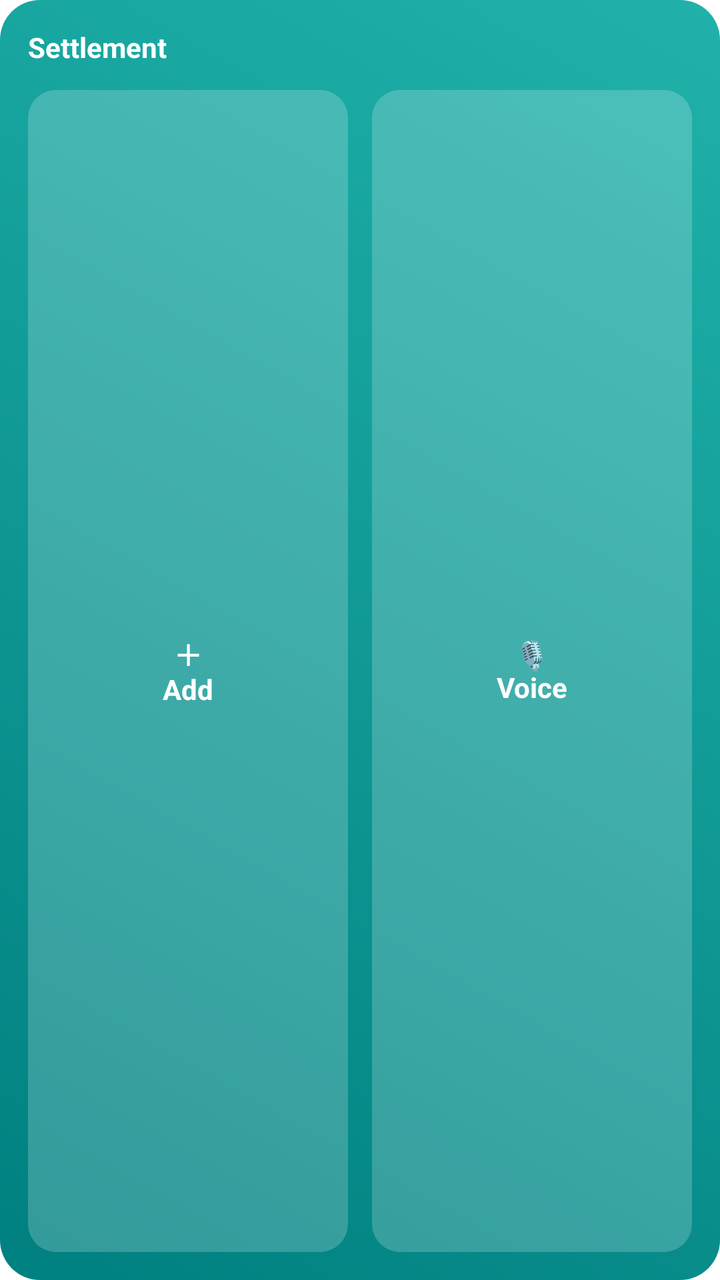
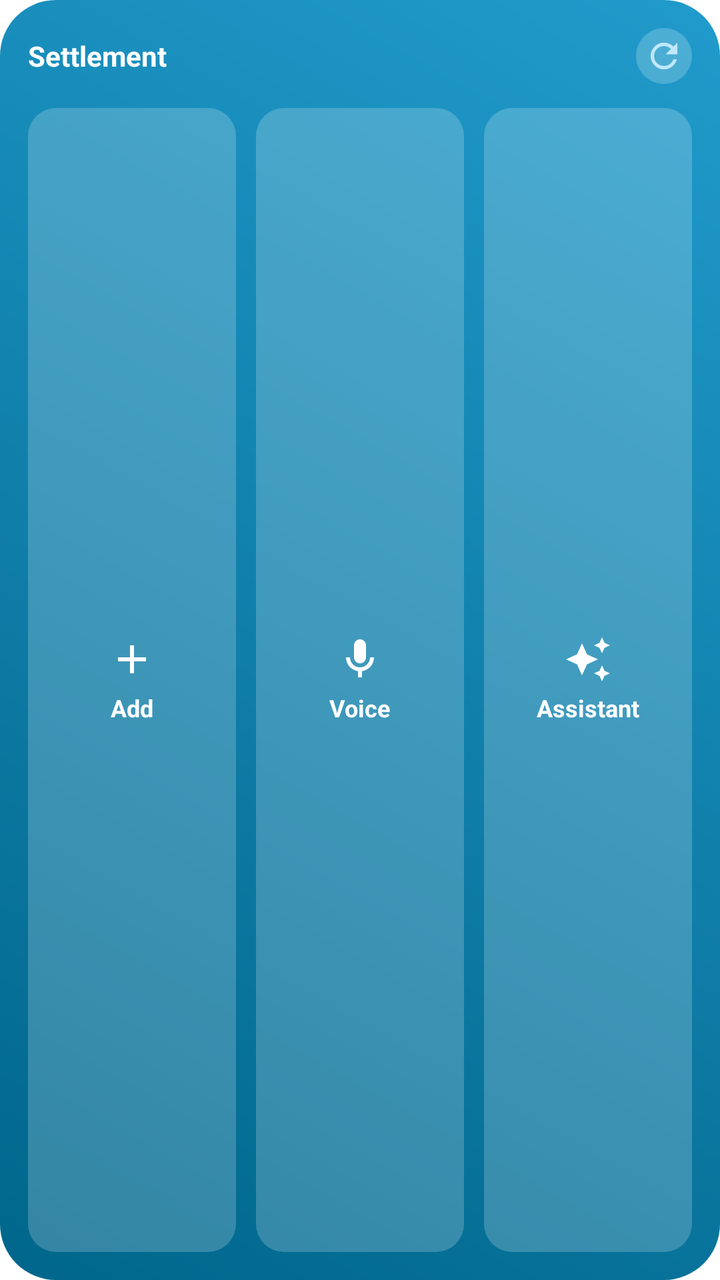

Two renders of the same Android screen: before a commit and after it. Below are the layout's source before the change and the commit's diff.
<!-- AndroidManifest.xml: fallback theme Theme.MaterialComponents.DayNight.NoActionBar -->
<!-- res/layout/widget_quick_add.xml -->
<?xml version="1.0" encoding="utf-8"?>
<LinearLayout xmlns:android="http://schemas.android.com/apk/res/android"
    android:layout_width="match_parent"
    android:layout_height="match_parent"
    android:orientation="vertical"
    android:background="@drawable/widget_bg_teal"
    android:padding="14dp">

    <TextView
        android:layout_width="wrap_content"
        android:layout_height="wrap_content"
        android:text="Settlement"
        android:textColor="#FFFFFFFF"
        android:textSize="14sp"
        android:textStyle="bold" />

    <LinearLayout
        android:layout_width="match_parent"
        android:layout_height="0dp"
        android:layout_weight="1"
        android:orientation="horizontal"
        android:layout_marginTop="12dp"
        android:baselineAligned="false">

        <TextView
            android:id="@+id/btn_add"
            android:layout_width="0dp"
            android:layout_height="match_parent"
            android:layout_weight="1"
            android:layout_marginEnd="6dp"
            android:background="@drawable/widget_btn"
            android:gravity="center"
            android:text="＋\nAdd"
            android:textColor="#FFFFFFFF"
            android:textSize="14sp"
            android:textStyle="bold" />

        <TextView
            android:id="@+id/btn_voice"
            android:layout_width="0dp"
            android:layout_height="match_parent"
            android:layout_weight="1"
            android:layout_marginStart="6dp"
            android:background="@drawable/widget_btn"
            android:gravity="center"
            android:text="🎙\nVoice"
            android:textColor="#FFFFFFFF"
            android:textSize="14sp"
            android:textStyle="bold" />
    </LinearLayout>
</LinearLayout>
<!-- resources referenced by this layout -->
<resources>
  <!-- drawable widget_bg_teal (drawable) -->
  <?xml version="1.0" encoding="utf-8"?>
  <shape xmlns:android="http://schemas.android.com/apk/res/android"
      android:shape="rectangle">
      <gradient
          android:angle="45"
          android:startColor="#FF008080"
          android:endColor="#FF20B2AA" />
      <corners android:radius="20dp" />
  </shape>
  <!-- drawable widget_btn (drawable) -->
  <?xml version="1.0" encoding="utf-8"?>
  <shape xmlns:android="http://schemas.android.com/apk/res/android"
      android:shape="rectangle">
      <solid android:color="#33FFFFFF" />
      <corners android:radius="14dp" />
  </shape>
</resources>

<!-- the commit's change to res/layout/widget_quick_add.xml (unified diff, before → after) -->
@@ -1,18 +1,37 @@
 <?xml version="1.0" encoding="utf-8"?>
 <LinearLayout xmlns:android="http://schemas.android.com/apk/res/android"
+    android:id="@+id/widget_root"
     android:layout_width="match_parent"
     android:layout_height="match_parent"
     android:orientation="vertical"
     android:background="@drawable/widget_bg_teal"
     android:padding="14dp">
 
-    <TextView
-        android:layout_width="wrap_content"
+    <LinearLayout
+        android:layout_width="match_parent"
         android:layout_height="wrap_content"
-        android:text="Settlement"
-        android:textColor="#FFFFFFFF"
-        android:textSize="14sp"
-        android:textStyle="bold" />
+        android:orientation="horizontal"
+        android:gravity="center_vertical"
+        android:baselineAligned="false">
+
+        <TextView
+            android:layout_width="0dp"
+            android:layout_height="wrap_content"
+            android:layout_weight="1"
+            android:text="Settlement"
+            android:textColor="@color/widget_on_brand"
+            android:textSize="14sp"
+            android:textStyle="bold" />
+
+        <ImageView
+            android:id="@+id/btn_refresh"
+            android:layout_width="28dp"
+            android:layout_height="28dp"
+            android:padding="4dp"
+            android:src="@drawable/ic_widget_refresh"
+            android:contentDescription="Refresh"
+            android:background="@drawable/widget_btn_ripple" />
+    </LinearLayout>
 
     <LinearLayout
         android:layout_width="match_parent"
@@ -22,30 +41,77 @@
         android:layout_marginTop="12dp"
         android:baselineAligned="false">
 
-        <TextView
+        <LinearLayout
             android:id="@+id/btn_add"
             android:layout_width="0dp"
             android:layout_height="match_parent"
             android:layout_weight="1"
-            android:layout_marginEnd="6dp"
-            android:background="@drawable/widget_btn"
+            android:layout_marginEnd="5dp"
+            android:orientation="vertical"
             android:gravity="center"
-            android:text="＋\nAdd"
-            android:textColor="#FFFFFFFF"
-            android:textSize="14sp"
-            android:textStyle="bold" />
+            android:background="@drawable/widget_btn_ripple">
+            <ImageView
+                android:layout_width="24dp"
+                android:layout_height="24dp"
+                android:src="@drawable/ic_widget_add"
+                android:contentDescription="@string/widget_action_add" />
+            <TextView
+                android:layout_width="wrap_content"
+                android:layout_height="wrap_content"
+                android:layout_marginTop="4dp"
+                android:text="@string/widget_action_add"
+                android:textColor="@color/widget_on_brand"
+                android:textSize="12sp"
+                android:textStyle="bold" />
+        </LinearLayout>
 
-        <TextView
+        <LinearLayout
             android:id="@+id/btn_voice"
             android:layout_width="0dp"
             android:layout_height="match_parent"
             android:layout_weight="1"
-            android:layout_marginStart="6dp"
-            android:background="@drawable/widget_btn"
+            android:layout_marginStart="5dp"
+            android:layout_marginEnd="5dp"
+            android:orientation="vertical"
             android:gravity="center"
-            android:text="🎙\nVoice"
-            android:textColor="#FFFFFFFF"
-            android:textSize="14sp"
-            android:textStyle="bold" />
+            android:background="@drawable/widget_btn_ripple">
+            <ImageView
+                android:layout_width="24dp"
+                android:layout_height="24dp"
+                android:src="@drawable/ic_widget_mic"
+                android:contentDescription="@string/widget_action_voice" />
+            <TextView
+                android:layout_width="wrap_content"
+                android:layout_height="wrap_content"
+                android:layout_marginTop="4dp"
+                android:text="@string/widget_action_voice"
+                android:textColor="@color/widget_on_brand"
+                android:textSize="12sp"
+                android:textStyle="bold" />
+        </LinearLayout>
+
+        <LinearLayout
+            android:id="@+id/btn_assistant"
+            android:layout_width="0dp"
+            android:layout_height="match_parent"
+            android:layout_weight="1"
+            android:layout_marginStart="5dp"
+            android:orientation="vertical"
+            android:gravity="center"
+            android:background="@drawable/widget_btn_ripple">
+            <ImageView
+                android:layout_width="24dp"
+                android:layout_height="24dp"
+                android:src="@drawable/ic_widget_assistant"
+                android:contentDescription="@string/widget_action_assistant" />
+            <TextView
+                android:layout_width="wrap_content"
+                android:layout_height="wrap_content"
+                android:layout_marginTop="4dp"
+                android:text="@string/widget_action_assistant"
+                android:textColor="@color/widget_on_brand"
+                android:textSize="12sp"
+                android:textStyle="bold" />
+        </LinearLayout>
     </LinearLayout>
 </LinearLayout>
<!-- resource entries referenced after the edit -->
@@ -1,21 +1,82 @@
 <!-- resources referenced by this layout -->
 <resources>
+  <color name="widget_on_brand">#FFFFFFFF</color>
+  <!-- drawable ic_widget_add (drawable) -->
+  <vector xmlns:android="http://schemas.android.com/apk/res/android"
+      android:width="24dp"
+      android:height="24dp"
+      android:viewportWidth="24"
+      android:viewportHeight="24"
+      android:tint="@color/widget_on_brand">
+      <path
+          android:fillColor="#FFFFFFFF"
+          android:pathData="M19,13h-6v6h-2v-6H5v-2h6V5h2v6h6v2z" />
+  </vector>
+  <!-- drawable ic_widget_assistant (drawable) -->
+  <vector xmlns:android="http://schemas.android.com/apk/res/android"
+      android:width="24dp"
+      android:height="24dp"
+      android:viewportWidth="24"
+      android:viewportHeight="24"
+      android:tint="@color/widget_on_brand">
+      <path
+          android:fillColor="#FFFFFFFF"
+          android:pathData="M19,9l1.25,-2.75L23,5l-2.75,-1.25L19,1l-1.25,2.75L15,5l2.75,1.25L19,9zM19,15l-1.25,2.75L15,19l2.75,1.25L19,23l1.25,-2.75L23,19l-2.75,-1.25L19,15zM11.5,9.5L9,4 6.5,9.5 1,12l5.5,2.5L9,20l2.5,-5.5L17,12z" />
+  </vector>
+  <!-- drawable ic_widget_mic (drawable) -->
+  <vector xmlns:android="http://schemas.android.com/apk/res/android"
+      android:width="24dp"
+      android:height="24dp"
+      android:viewportWidth="24"
+      android:viewportHeight="24"
+      android:tint="@color/widget_on_brand">
+      <path
+          android:fillColor="#FFFFFFFF"
+          android:pathData="M12,14c1.66,0 3,-1.34 3,-3V5c0,-1.66 -1.34,-3 -3,-3S9,3.34 9,5v6c0,1.66 1.34,3 3,3zM17,11c0,2.76 -2.24,5 -5,5s-5,-2.24 -5,-5H5c0,3.53 2.61,6.43 6,6.92V21h2v-3.08c3.39,-0.49 6,-3.39 6,-6.92h-2z" />
+  </vector>
+  <!-- drawable ic_widget_refresh (drawable) -->
+  <vector xmlns:android="http://schemas.android.com/apk/res/android"
+      android:width="24dp"
+      android:height="24dp"
+      android:viewportWidth="24"
+      android:viewportHeight="24"
+      android:tint="@color/widget_on_brand_muted">
+      <path
+          android:fillColor="#FFFFFFFF"
+          android:pathData="M17.65,6.35C16.2,4.9 14.21,4 12,4c-4.42,0 -7.99,3.58 -7.99,8s3.57,8 7.99,8c3.73,0 6.84,-2.55 7.73,-6h-2.08c-0.82,2.33 -3.04,4 -5.65,4 -3.31,0 -6,-2.69 -6,-6s2.69,-6 6,-6c1.66,0 3.14,0.69 4.22,1.78L13,11h7V4l-2.35,2.35z" />
+  </vector>
   <!-- drawable widget_bg_teal (drawable) -->
   <?xml version="1.0" encoding="utf-8"?>
   <shape xmlns:android="http://schemas.android.com/apk/res/android"
       android:shape="rectangle">
       <gradient
           android:angle="45"
-          android:startColor="#FF008080"
-          android:endColor="#FF20B2AA" />
-      <corners android:radius="20dp" />
+          android:startColor="@color/widget_bg_gradient_start"
+          android:endColor="@color/widget_bg_gradient_end" />
+      <corners android:radius="@dimen/widget_corner_radius" />
   </shape>
+  <!-- drawable widget_btn_ripple (drawable) -->
+  <?xml version="1.0" encoding="utf-8"?>
+  <ripple xmlns:android="http://schemas.android.com/apk/res/android"
+      android:color="@color/widget_btn_ripple">
+      <item android:drawable="@drawable/widget_btn" />
+  </ripple>
+  <string name="widget_action_add">Add</string>
+  <string name="widget_action_assistant">Assistant</string>
+  <string name="widget_action_voice">Voice</string>
+  <color name="widget_on_brand_muted">#E6FFFFFF</color>
+  <color name="widget_bg_gradient_start">#FF0F766E</color>
+  <color name="widget_bg_gradient_end">#FF14B8A6</color>
+  <dimen name="widget_corner_radius">20dp</dimen>
+  <color name="widget_btn_ripple">#40FFFFFF</color>
   <!-- drawable widget_btn (drawable) -->
   <?xml version="1.0" encoding="utf-8"?>
   <shape xmlns:android="http://schemas.android.com/apk/res/android"
       android:shape="rectangle">
-      <solid android:color="#33FFFFFF" />
-      <corners android:radius="14dp" />
+      <solid android:color="@color/widget_btn_bg" />
+      <corners android:radius="@dimen/widget_btn_radius" />
   </shape>
+  <color name="widget_btn_bg">#33FFFFFF</color>
+  <dimen name="widget_btn_radius">14dp</dimen>
 </resources>
 
